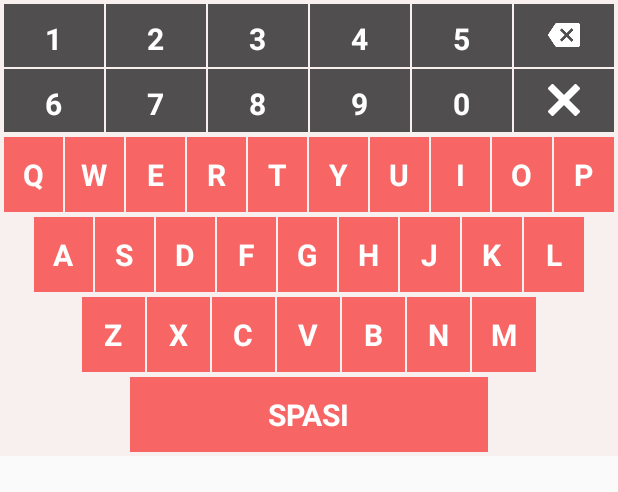
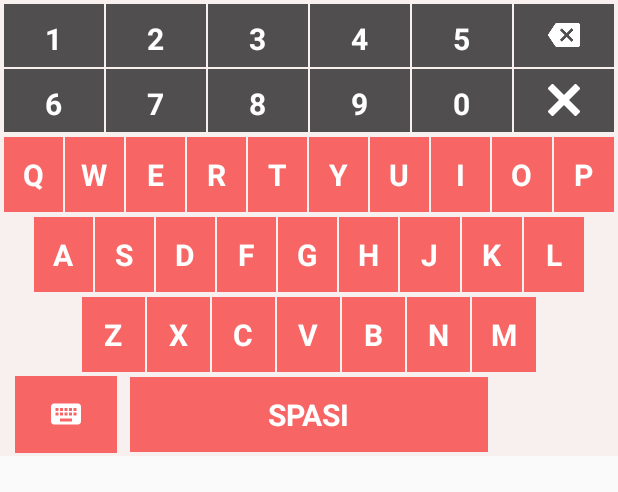
Before and after one commit to cvdigitalcreative/DataMatelKita, an Android app: the layout customkeyboard.xml on its own in the app's theme, with its tools: preview values and no code run, on a phone screen of 412 x 824 dp. Shown: the top 492 px of the screen. Run offline under Robolectric (Android 15) with nearby library versions, the phone set to English and light mode, and no system bars.

Commit message:
Add keyboard changer on keyboard 1

```diff
--- a/app/src/main/res/layout-land/customkeyboard.xml
+++ b/app/src/main/res/layout-land/customkeyboard.xml
@@ -858,6 +858,26 @@
         </LinearLayout>
 
         <LinearLayout
+            android:id="@+id/btn_keyboard"
+            android:layout_width="0dp"
+            android:layout_height="0dp"
+            android:layout_marginStart="8dp"
+            android:layout_marginEnd="8dp"
+            android:background="@color/keyboardcolor"
+            android:gravity="center"
+            android:padding="8dp"
+            app:layout_constraintBottom_toBottomOf="parent"
+            app:layout_constraintEnd_toStartOf="@+id/linearLayout4"
+            app:layout_constraintStart_toStartOf="parent"
+            app:layout_constraintTop_toTopOf="@+id/linearLayout4">
+
+            <ImageView
+                android:layout_width="match_parent"
+                android:layout_height="wrap_content"
+                android:src="@drawable/ic_keyboard_white" />
+        </LinearLayout>
+
+        <LinearLayout
             android:id="@+id/linearLayout4"
             android:layout_width="0dp"
             android:layout_height="wrap_content"
--- a/app/src/main/res/layout-large/customkeyboard.xml
+++ b/app/src/main/res/layout-large/customkeyboard.xml
@@ -858,6 +858,26 @@
         </LinearLayout>
 
         <LinearLayout
+            android:id="@+id/btn_keyboard"
+            android:layout_width="0dp"
+            android:layout_height="0dp"
+            android:layout_marginStart="8dp"
+            android:layout_marginEnd="8dp"
+            android:background="@color/keyboardcolor"
+            android:gravity="center"
+            android:padding="8dp"
+            app:layout_constraintBottom_toBottomOf="parent"
+            app:layout_constraintEnd_toStartOf="@+id/linearLayout4"
+            app:layout_constraintStart_toStartOf="parent"
+            app:layout_constraintTop_toTopOf="@+id/linearLayout4">
+
+            <ImageView
+                android:layout_width="match_parent"
+                android:layout_height="wrap_content"
+                android:src="@drawable/ic_keyboard_white" />
+        </LinearLayout>
+
+        <LinearLayout
             android:id="@+id/linearLayout4"
             android:layout_width="0dp"
             android:layout_height="wrap_content"
--- a/app/src/main/res/layout-sw600dp/customkeyboard.xml
+++ b/app/src/main/res/layout-sw600dp/customkeyboard.xml
@@ -858,6 +858,26 @@
         </LinearLayout>
 
         <LinearLayout
+            android:id="@+id/btn_keyboard"
+            android:layout_width="0dp"
+            android:layout_height="0dp"
+            android:layout_marginStart="8dp"
+            android:layout_marginEnd="8dp"
+            android:background="@color/keyboardcolor"
+            android:gravity="center"
+            android:padding="8dp"
+            app:layout_constraintBottom_toBottomOf="parent"
+            app:layout_constraintEnd_toStartOf="@+id/linearLayout4"
+            app:layout_constraintStart_toStartOf="parent"
+            app:layout_constraintTop_toTopOf="@+id/linearLayout4">
+
+            <ImageView
+                android:layout_width="match_parent"
+                android:layout_height="wrap_content"
+                android:src="@drawable/ic_keyboard_white" />
+        </LinearLayout>
+
+        <LinearLayout
             android:id="@+id/linearLayout4"
             android:layout_width="0dp"
             android:layout_height="wrap_content"
--- a/app/src/main/res/layout-xlarge/customkeyboard.xml
+++ b/app/src/main/res/layout-xlarge/customkeyboard.xml
@@ -858,6 +858,26 @@
         </LinearLayout>
 
         <LinearLayout
+            android:id="@+id/btn_keyboard"
+            android:layout_width="0dp"
+            android:layout_height="0dp"
+            android:layout_marginStart="8dp"
+            android:layout_marginEnd="8dp"
+            android:background="@color/keyboardcolor"
+            android:gravity="center"
+            android:padding="8dp"
+            app:layout_constraintBottom_toBottomOf="parent"
+            app:layout_constraintEnd_toStartOf="@+id/linearLayout4"
+            app:layout_constraintStart_toStartOf="parent"
+            app:layout_constraintTop_toTopOf="@+id/linearLayout4">
+
+            <ImageView
+                android:layout_width="match_parent"
+                android:layout_height="wrap_content"
+                android:src="@drawable/ic_keyboard_white" />
+        </LinearLayout>
+
+        <LinearLayout
             android:id="@+id/linearLayout4"
             android:layout_width="0dp"
             android:layout_height="wrap_content"
--- a/app/src/main/res/layout/customkeyboard.xml
+++ b/app/src/main/res/layout/customkeyboard.xml
@@ -236,6 +236,7 @@
                 android:layout_height="wrap_content"/>
         </LinearLayout>
     </LinearLayout>
+
     <android.support.constraint.ConstraintLayout
         android:layout_width="match_parent"
         android:layout_height="wrap_content"
@@ -858,6 +859,26 @@
         </LinearLayout>
 
         <LinearLayout
+            android:id="@+id/btn_keyboard"
+            android:layout_width="0dp"
+            android:layout_height="0dp"
+            android:layout_marginStart="8dp"
+            android:layout_marginEnd="8dp"
+            android:background="@color/keyboardcolor"
+            android:gravity="center"
+            android:padding="8dp"
+            app:layout_constraintBottom_toBottomOf="parent"
+            app:layout_constraintEnd_toStartOf="@+id/linearLayout4"
+            app:layout_constraintStart_toStartOf="parent"
+            app:layout_constraintTop_toTopOf="@+id/linearLayout4">
+
+            <ImageView
+                android:layout_width="match_parent"
+                android:layout_height="wrap_content"
+                android:src="@drawable/ic_keyboard_white" />
+        </LinearLayout>
+
+        <LinearLayout
             android:id="@+id/linearLayout4"
             android:layout_width="0dp"
             android:layout_height="wrap_content"
```
